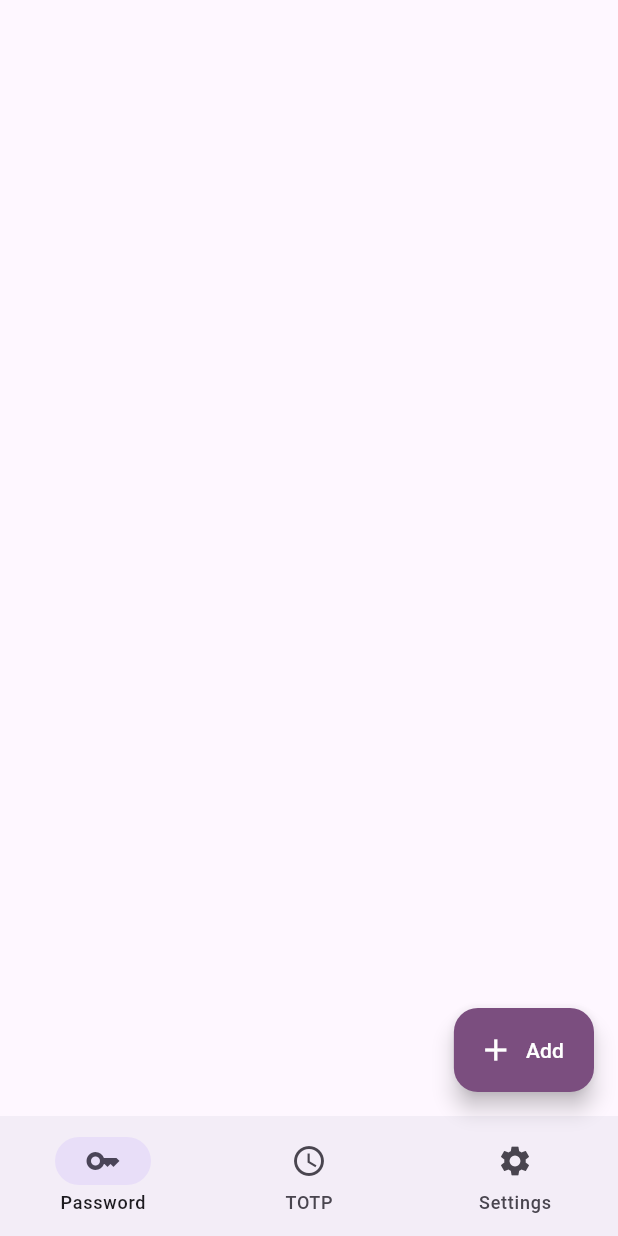
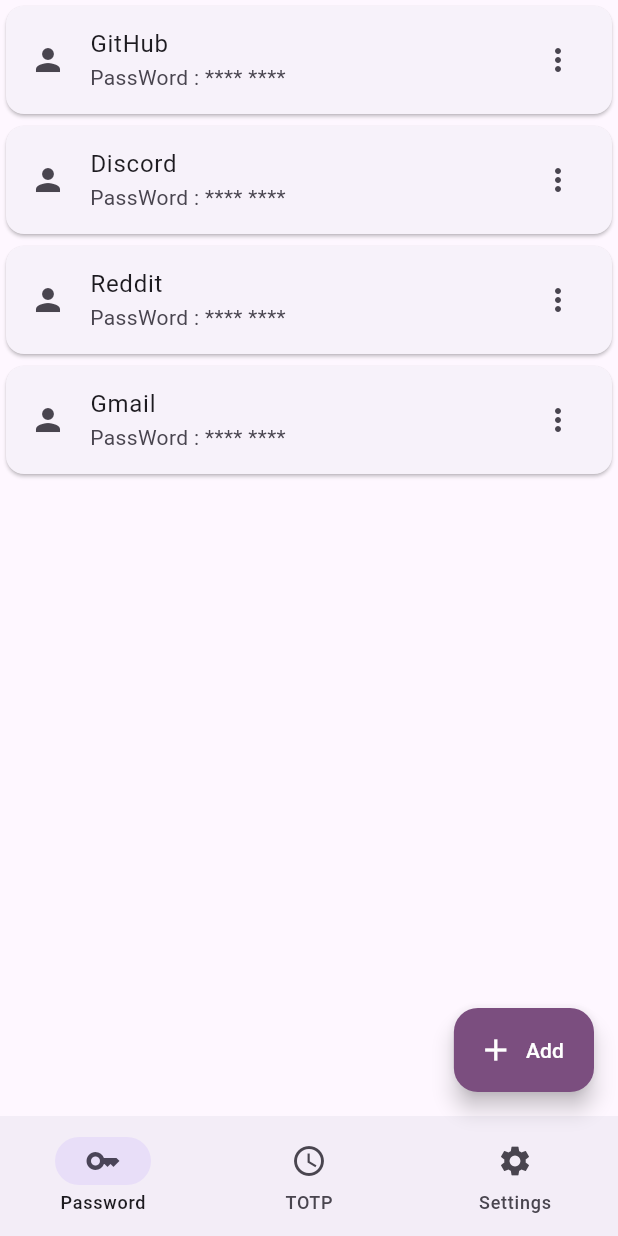
Before and after one commit to thunder-coding/cipher_guardian, a Flutter app: the screen it shows after launch, on a phone screen of 412 x 824 dp. Run offline on Flutter 3.47's test engine with Material 3 defaults, Android fonts, the phone set to English and light mode, and no system bars.

Commit message:
Password page made

```diff
--- a/lib/pages/password_page.dart
+++ b/lib/pages/password_page.dart
@@ -3,6 +3,55 @@
 class PasswordPage extends StatelessWidget {
   @override
   Widget build(BuildContext context) {
-    return Center();
+    return MaterialApp(theme: ThemeData(useMaterial3: true),
+    debugShowCheckedModeBanner: false,
+    home: const AccTiles());
   }
 }
+
+class AccTiles extends StatelessWidget {
+  const AccTiles({super.key});
+
+  @override
+  Widget build(BuildContext context) {
+    return Scaffold(
+
+      body: ListView(
+        children: const <Widget>[
+          Card(
+            child: ListTile(
+              leading: Icon(Icons.person),
+              title: Text("GitHub"),
+              subtitle: Text("PassWord : **** ****"),
+              trailing: Icon(Icons.more_vert),
+            ),
+          ),
+          Card(
+            child: ListTile(
+              leading: Icon(Icons.person),
+              title: Text("Discord"),
+              subtitle: Text("PassWord : **** ****"),
+              trailing: Icon(Icons.more_vert),
+            ),
+          ),
+          Card(
+            child: ListTile(
+              leading: Icon(Icons.person),
+              title: Text("Reddit"),
+              subtitle: Text("PassWord : **** ****"),
+              trailing: Icon(Icons.more_vert),
+            ),
+          ),
+          Card(
+            child: ListTile(
+              leading: Icon(Icons.person),
+              title: Text("Gmail"),
+              subtitle: Text("PassWord : **** ****"),
+              trailing: Icon(Icons.more_vert),
+            ),
+          ),
+        ],
+      ),
+    );
+  }
+}
```
